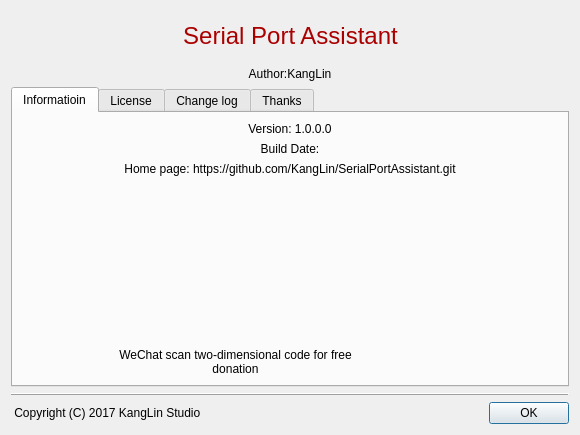
First picture: the form in Widgets/DlgAbout/DlgAbout.ui, repository KangLin/SerialPortAssistant, before the edit.
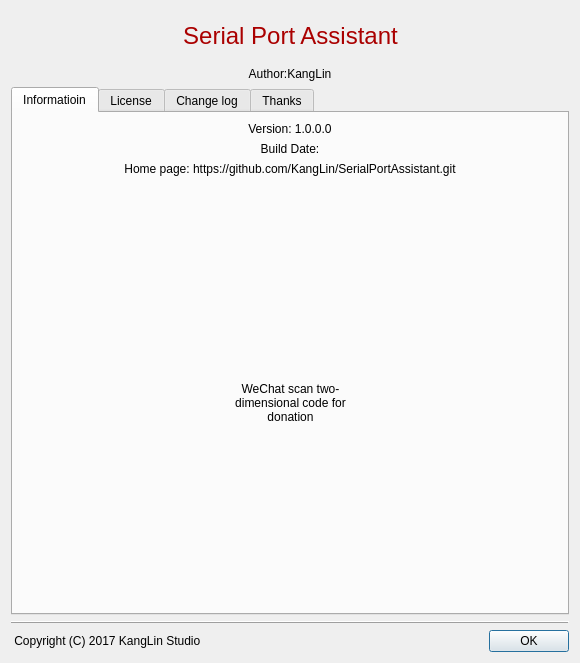
Second picture: the form after the edit. Icons and pictures are not drawn.

```diff
--- a/Widgets/DlgAbout/DlgAbout.ui
+++ b/Widgets/DlgAbout/DlgAbout.ui
@@ -7,7 +7,7 @@
     <x>0</x>
     <y>0</y>
     <width>580</width>
-    <height>435</height>
+    <height>663</height>
    </rect>
   </property>
   <property name="sizePolicy">
@@ -55,6 +55,110 @@
        <string>Informatioin</string>
       </attribute>
       <layout class="QGridLayout" name="gridLayout_5">
+       <item row="4" column="0">
+        <layout class="QHBoxLayout" name="horizontalLayout_3">
+         <item>
+          <spacer name="horizontalSpacer_11">
+           <property name="orientation">
+            <enum>Qt::Horizontal</enum>
+           </property>
+           <property name="sizeHint" stdset="0">
+            <size>
+             <width>40</width>
+             <height>20</height>
+            </size>
+           </property>
+          </spacer>
+         </item>
+         <item>
+          <layout class="QVBoxLayout" name="verticalLayout_2">
+           <item>
+            <spacer name="verticalSpacer">
+             <property name="orientation">
+              <enum>Qt::Vertical</enum>
+             </property>
+             <property name="sizeHint" stdset="0">
+              <size>
+               <width>20</width>
+               <height>40</height>
+              </size>
+             </property>
+            </spacer>
+           </item>
+           <item>
+            <widget class="QLabel" name="label_6">
+             <property name="sizePolicy">
+              <sizepolicy hsizetype="Preferred" vsizetype="Preferred">
+               <horstretch>0</horstretch>
+               <verstretch>0</verstretch>
+              </sizepolicy>
+             </property>
+             <property name="text">
+              <string/>
+             </property>
+             <property name="pixmap">
+              <pixmap resource="../../Resource/Resource.qrc">:/icon/WeiXinPay20</pixmap>
+             </property>
+             <property name="scaledContents">
+              <bool>true</bool>
+             </property>
+             <property name="alignment">
+              <set>Qt::AlignCenter</set>
+             </property>
+             <property name="wordWrap">
+              <bool>false</bool>
+             </property>
+            </widget>
+           </item>
+           <item>
+            <widget class="QLabel" name="label_7">
+             <property name="sizePolicy">
+              <sizepolicy hsizetype="Preferred" vsizetype="Preferred">
+               <horstretch>0</horstretch>
+               <verstretch>0</verstretch>
+              </sizepolicy>
+             </property>
+             <property name="text">
+              <string>WeChat scan two-dimensional code for donation</string>
+             </property>
+             <property name="alignment">
+              <set>Qt::AlignCenter</set>
+             </property>
+             <property name="wordWrap">
+              <bool>true</bool>
+             </property>
+            </widget>
+           </item>
+           <item>
+            <spacer name="verticalSpacer_2">
+             <property name="orientation">
+              <enum>Qt::Vertical</enum>
+             </property>
+             <property name="sizeHint" stdset="0">
+              <size>
+               <width>20</width>
+               <height>40</height>
+              </size>
+             </property>
+            </spacer>
+           </item>
+          </layout>
+         </item>
+         <item>
+          <spacer name="horizontalSpacer_12">
+           <property name="orientation">
+            <enum>Qt::Horizontal</enum>
+           </property>
+           <property name="sizeHint" stdset="0">
+            <size>
+             <width>40</width>
+             <height>20</height>
+            </size>
+           </property>
+          </spacer>
+         </item>
+        </layout>
+       </item>
        <item row="0" column="0">
         <widget class="QLabel" name="lbVersion">
          <property name="sizePolicy">
@@ -77,25 +181,6 @@
          </property>
         </widget>
        </item>
-       <item row="1" column="0">
-        <widget class="QLabel" name="lbDate">
-         <property name="sizePolicy">
-          <sizepolicy hsizetype="Expanding" vsizetype="Preferred">
-           <horstretch>0</horstretch>
-           <verstretch>0</verstretch>
-          </sizepolicy>
-         </property>
-         <property name="text">
-          <string>Build Date:</string>
-         </property>
-         <property name="alignment">
-          <set>Qt::AlignCenter</set>
-         </property>
-         <property name="wordWrap">
-          <bool>true</bool>
-         </property>
-        </widget>
-       </item>
        <item row="2" column="0">
         <widget class="QLabel" name="lbHome">
          <property name="sizePolicy">
@@ -118,151 +203,24 @@
          </property>
         </widget>
        </item>
-       <item row="3" column="0">
-        <layout class="QHBoxLayout" name="horizontalLayout_3">
-         <item>
-          <spacer name="horizontalSpacer_10">
-           <property name="orientation">
-            <enum>Qt::Horizontal</enum>
-           </property>
-           <property name="sizeHint" stdset="0">
-            <size>
-             <width>40</width>
-             <height>20</height>
-            </size>
-           </property>
-          </spacer>
-         </item>
-         <item>
-          <layout class="QVBoxLayout" name="verticalLayout">
-           <item>
-            <spacer name="verticalSpacer">
-             <property name="orientation">
-              <enum>Qt::Vertical</enum>
-             </property>
-             <property name="sizeHint" stdset="0">
-              <size>
-               <width>20</width>
-               <height>40</height>
-              </size>
-             </property>
-            </spacer>
-           </item>
-           <item>
-            <widget class="QLabel" name="label_5">
-             <property name="sizePolicy">
-              <sizepolicy hsizetype="Fixed" vsizetype="Fixed">
-               <horstretch>0</horstretch>
-               <verstretch>0</verstretch>
-              </sizepolicy>
-             </property>
-             <property name="text">
-              <string/>
-             </property>
-             <property name="pixmap">
-              <pixmap resource="../../Resource/Resource.qrc">:/icon/WeiXinPay</pixmap>
-             </property>
-             <property name="scaledContents">
-              <bool>true</bool>
-             </property>
-             <property name="alignment">
-              <set>Qt::AlignCenter</set>
-             </property>
-             <property name="wordWrap">
-              <bool>false</bool>
-             </property>
-            </widget>
-           </item>
-           <item>
-            <spacer name="verticalSpacer_2">
-             <property name="orientation">
-              <enum>Qt::Vertical</enum>
-             </property>
-             <property name="sizeHint" stdset="0">
-              <size>
-               <width>20</width>
-               <height>40</height>
-              </size>
-             </property>
-            </spacer>
-           </item>
-           <item>
-            <widget class="QLabel" name="label_7">
-             <property name="sizePolicy">
-              <sizepolicy hsizetype="Preferred" vsizetype="Preferred">
-               <horstretch>0</horstretch>
-               <verstretch>0</verstretch>
-              </sizepolicy>
-             </property>
-             <property name="text">
-              <string>WeChat scan two-dimensional code for free donation</string>
-             </property>
-             <property name="alignment">
-              <set>Qt::AlignCenter</set>
-             </property>
-             <property name="wordWrap">
-              <bool>true</bool>
-             </property>
-            </widget>
-           </item>
-          </layout>
-         </item>
-         <item>
-          <spacer name="horizontalSpacer_11">
-           <property name="orientation">
-            <enum>Qt::Horizontal</enum>
-           </property>
-           <property name="sizeHint" stdset="0">
-            <size>
-             <width>40</width>
-             <height>20</height>
-            </size>
-           </property>
-          </spacer>
-         </item>
-         <item>
-          <layout class="QVBoxLayout" name="verticalLayout_2">
-           <item>
-            <widget class="QLabel" name="label_6">
-             <property name="sizePolicy">
-              <sizepolicy hsizetype="Preferred" vsizetype="Preferred">
-               <horstretch>0</horstretch>
-               <verstretch>0</verstretch>
-              </sizepolicy>
-             </property>
-             <property name="text">
-              <string/>
-             </property>
-             <property name="pixmap">
-              <pixmap resource="../../Resource/Resource.qrc">:/icon/WeiXinPay20</pixmap>
-             </property>
-             <property name="scaledContents">
-              <bool>true</bool>
-             </property>
-             <property name="alignment">
-              <set>Qt::AlignCenter</set>
-             </property>
-             <property name="wordWrap">
-              <bool>false</bool>
-             </property>
-            </widget>
-           </item>
-          </layout>
-         </item>
-         <item>
-          <spacer name="horizontalSpacer_12">
-           <property name="orientation">
-            <enum>Qt::Horizontal</enum>
-           </property>
-           <property name="sizeHint" stdset="0">
-            <size>
-             <width>40</width>
-             <height>20</height>
-            </size>
-           </property>
-          </spacer>
-         </item>
-        </layout>
+       <item row="1" column="0">
+        <widget class="QLabel" name="lbDate">
+         <property name="sizePolicy">
+          <sizepolicy hsizetype="Expanding" vsizetype="Preferred">
+           <horstretch>0</horstretch>
+           <verstretch>0</verstretch>
+          </sizepolicy>
+         </property>
+         <property name="text">
+          <string>Build Date:</string>
+         </property>
+         <property name="alignment">
+          <set>Qt::AlignCenter</set>
+         </property>
+         <property name="wordWrap">
+          <bool>true</bool>
+         </property>
+        </widget>
        </item>
       </layout>
      </widget>
```
